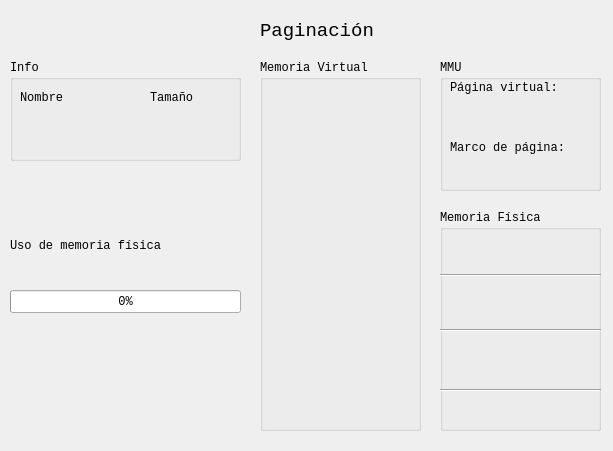
Above: actividad_9/form.ui from NingunaPersona616/Acts-SEM-SO before the change. Below: the same form after it.
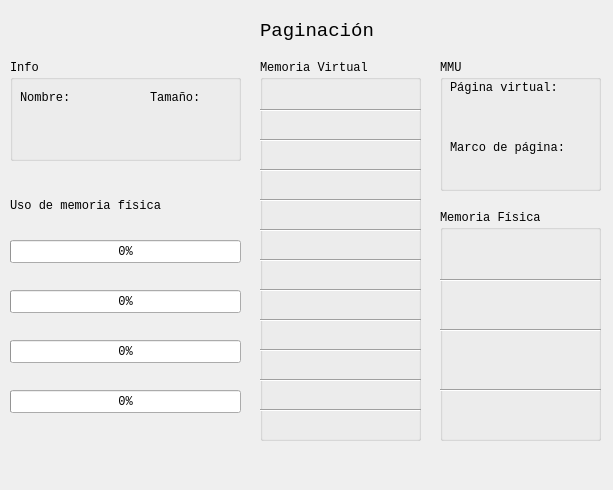
That is the form after the change.

```diff
--- a/actividad_9/form.ui
+++ b/actividad_9/form.ui
@@ -7,7 +7,7 @@
     <x>0</x>
     <y>0</y>
     <width>613</width>
-    <height>451</height>
+    <height>490</height>
    </rect>
   </property>
   <property name="font">
@@ -44,63 +44,27 @@
       <x>440</x>
       <y>210</y>
       <width>161</width>
-      <height>221</height>
+      <height>231</height>
      </rect>
     </property>
     <property name="title">
      <string>Memoria Física</string>
     </property>
-    <widget class="Line" name="line_13">
-     <property name="geometry">
-      <rect>
-       <x>0</x>
-       <y>50</y>
-       <width>161</width>
-       <height>31</height>
-      </rect>
-     </property>
-     <property name="orientation">
-      <enum>Qt::Horizontal</enum>
-     </property>
-    </widget>
-    <widget class="Line" name="line_14">
-     <property name="geometry">
-      <rect>
-       <x>0</x>
-       <y>100</y>
-       <width>161</width>
-       <height>41</height>
-      </rect>
-     </property>
-     <property name="orientation">
-      <enum>Qt::Horizontal</enum>
-     </property>
-    </widget>
-    <widget class="Line" name="line_15">
-     <property name="geometry">
-      <rect>
-       <x>0</x>
-       <y>160</y>
-       <width>161</width>
-       <height>41</height>
-      </rect>
-     </property>
-     <property name="orientation">
-      <enum>Qt::Horizontal</enum>
-     </property>
-    </widget>
     <widget class="QLabel" name="fslot_0">
      <property name="geometry">
       <rect>
        <x>-2</x>
        <y>20</y>
-       <width>161</width>
-       <height>41</height>
+       <width>171</width>
+       <height>51</height>
       </rect>
      </property>
      <property name="text">
       <string/>
      </property>
+     <property name="alignment">
+      <set>Qt::AlignCenter</set>
+     </property>
     </widget>
     <widget class="QLabel" name="fslot_1">
      <property name="geometry">
@@ -114,6 +78,9 @@
      <property name="text">
       <string/>
      </property>
+     <property name="alignment">
+      <set>Qt::AlignCenter</set>
+     </property>
     </widget>
     <widget class="QLabel" name="fslot_2">
      <property name="geometry">
@@ -134,11 +101,53 @@
        <x>0</x>
        <y>180</y>
        <width>161</width>
-       <height>41</height>
+       <height>51</height>
       </rect>
      </property>
      <property name="text">
       <string/>
+     </property>
+     <property name="alignment">
+      <set>Qt::AlignCenter</set>
+     </property>
+    </widget>
+    <widget class="Line" name="line_12">
+     <property name="geometry">
+      <rect>
+       <x>0</x>
+       <y>60</y>
+       <width>161</width>
+       <height>21</height>
+      </rect>
+     </property>
+     <property name="orientation">
+      <enum>Qt::Horizontal</enum>
+     </property>
+    </widget>
+    <widget class="Line" name="line_13">
+     <property name="geometry">
+      <rect>
+       <x>0</x>
+       <y>110</y>
+       <width>161</width>
+       <height>21</height>
+      </rect>
+     </property>
+     <property name="orientation">
+      <enum>Qt::Horizontal</enum>
+     </property>
+    </widget>
+    <widget class="Line" name="line_14">
+     <property name="geometry">
+      <rect>
+       <x>0</x>
+       <y>170</y>
+       <width>161</width>
+       <height>21</height>
+      </rect>
+     </property>
+     <property name="orientation">
+      <enum>Qt::Horizontal</enum>
      </property>
     </widget>
    </widget>
@@ -148,7 +157,7 @@
       <x>260</x>
       <y>60</y>
       <width>161</width>
-      <height>371</height>
+      <height>381</height>
      </rect>
     </property>
     <property name="title">
@@ -158,7 +167,7 @@
      <property name="geometry">
       <rect>
        <x>0</x>
-       <y>10</y>
+       <y>20</y>
        <width>161</width>
        <height>31</height>
       </rect>
@@ -166,12 +175,15 @@
      <property name="text">
       <string/>
      </property>
+     <property name="alignment">
+      <set>Qt::AlignCenter</set>
+     </property>
     </widget>
     <widget class="QLabel" name="slot_1">
      <property name="geometry">
       <rect>
        <x>0</x>
-       <y>39</y>
+       <y>50</y>
        <width>161</width>
        <height>31</height>
       </rect>
@@ -179,12 +191,15 @@
      <property name="text">
       <string/>
      </property>
+     <property name="alignment">
+      <set>Qt::AlignCenter</set>
+     </property>
     </widget>
     <widget class="QLabel" name="slot_2">
      <property name="geometry">
       <rect>
        <x>0</x>
-       <y>70</y>
+       <y>80</y>
        <width>161</width>
        <height>31</height>
       </rect>
@@ -192,12 +207,15 @@
      <property name="text">
       <string/>
      </property>
+     <property name="alignment">
+      <set>Qt::AlignCenter</set>
+     </property>
     </widget>
     <widget class="QLabel" name="slot_3">
      <property name="geometry">
       <rect>
        <x>0</x>
-       <y>100</y>
+       <y>110</y>
        <width>161</width>
        <height>31</height>
       </rect>
@@ -205,12 +223,15 @@
      <property name="text">
       <string/>
      </property>
+     <property name="alignment">
+      <set>Qt::AlignCenter</set>
+     </property>
     </widget>
     <widget class="QLabel" name="slot_4">
      <property name="geometry">
       <rect>
        <x>0</x>
-       <y>130</y>
+       <y>140</y>
        <width>161</width>
        <height>31</height>
       </rect>
@@ -218,12 +239,15 @@
      <property name="text">
       <string/>
      </property>
+     <property name="alignment">
+      <set>Qt::AlignCenter</set>
+     </property>
     </widget>
     <widget class="QLabel" name="slot_5">
      <property name="geometry">
       <rect>
        <x>0</x>
-       <y>160</y>
+       <y>170</y>
        <width>161</width>
        <height>31</height>
       </rect>
@@ -231,12 +255,15 @@
      <property name="text">
       <string/>
      </property>
+     <property name="alignment">
+      <set>Qt::AlignCenter</set>
+     </property>
     </widget>
     <widget class="QLabel" name="slot_6">
      <property name="geometry">
       <rect>
        <x>0</x>
-       <y>190</y>
+       <y>200</y>
        <width>161</width>
        <height>31</height>
       </rect>
@@ -244,12 +271,15 @@
      <property name="text">
       <string/>
      </property>
+     <property name="alignment">
+      <set>Qt::AlignCenter</set>
+     </property>
     </widget>
     <widget class="QLabel" name="slot_7">
      <property name="geometry">
       <rect>
        <x>0</x>
-       <y>220</y>
+       <y>230</y>
        <width>161</width>
        <height>31</height>
       </rect>
@@ -257,12 +287,15 @@
      <property name="text">
       <string/>
      </property>
+     <property name="alignment">
+      <set>Qt::AlignCenter</set>
+     </property>
     </widget>
     <widget class="QLabel" name="slot_8">
      <property name="geometry">
       <rect>
        <x>0</x>
-       <y>250</y>
+       <y>260</y>
        <width>161</width>
        <height>31</height>
       </rect>
@@ -270,12 +303,15 @@
      <property name="text">
       <string/>
      </property>
+     <property name="alignment">
+      <set>Qt::AlignCenter</set>
+     </property>
     </widget>
     <widget class="QLabel" name="slot_9">
      <property name="geometry">
       <rect>
        <x>0</x>
-       <y>280</y>
+       <y>290</y>
        <width>161</width>
        <height>31</height>
       </rect>
@@ -283,12 +319,15 @@
      <property name="text">
       <string/>
      </property>
+     <property name="alignment">
+      <set>Qt::AlignCenter</set>
+     </property>
     </widget>
     <widget class="QLabel" name="slot_10">
      <property name="geometry">
       <rect>
        <x>0</x>
-       <y>310</y>
+       <y>320</y>
        <width>161</width>
        <height>31</height>
       </rect>
@@ -296,18 +335,167 @@
      <property name="text">
       <string/>
      </property>
+     <property name="alignment">
+      <set>Qt::AlignCenter</set>
+     </property>
     </widget>
     <widget class="QLabel" name="slot_11">
      <property name="geometry">
       <rect>
        <x>0</x>
+       <y>350</y>
+       <width>161</width>
+       <height>31</height>
+      </rect>
+     </property>
+     <property name="text">
+      <string/>
+     </property>
+     <property name="alignment">
+      <set>Qt::AlignCenter</set>
+     </property>
+    </widget>
+    <widget class="Line" name="line">
+     <property name="geometry">
+      <rect>
+       <x>0</x>
+       <y>40</y>
+       <width>161</width>
+       <height>21</height>
+      </rect>
+     </property>
+     <property name="orientation">
+      <enum>Qt::Horizontal</enum>
+     </property>
+    </widget>
+    <widget class="Line" name="line_2">
+     <property name="geometry">
+      <rect>
+       <x>0</x>
+       <y>70</y>
+       <width>161</width>
+       <height>21</height>
+      </rect>
+     </property>
+     <property name="orientation">
+      <enum>Qt::Horizontal</enum>
+     </property>
+    </widget>
+    <widget class="Line" name="line_3">
+     <property name="geometry">
+      <rect>
+       <x>0</x>
+       <y>100</y>
+       <width>161</width>
+       <height>21</height>
+      </rect>
+     </property>
+     <property name="orientation">
+      <enum>Qt::Horizontal</enum>
+     </property>
+    </widget>
+    <widget class="Line" name="line_4">
+     <property name="geometry">
+      <rect>
+       <x>0</x>
+       <y>130</y>
+       <width>161</width>
+       <height>21</height>
+      </rect>
+     </property>
+     <property name="orientation">
+      <enum>Qt::Horizontal</enum>
+     </property>
+    </widget>
+    <widget class="Line" name="line_5">
+     <property name="geometry">
+      <rect>
+       <x>0</x>
+       <y>160</y>
+       <width>161</width>
+       <height>21</height>
+      </rect>
+     </property>
+     <property name="orientation">
+      <enum>Qt::Horizontal</enum>
+     </property>
+    </widget>
+    <widget class="Line" name="line_6">
+     <property name="geometry">
+      <rect>
+       <x>0</x>
+       <y>190</y>
+       <width>161</width>
+       <height>21</height>
+      </rect>
+     </property>
+     <property name="orientation">
+      <enum>Qt::Horizontal</enum>
+     </property>
+    </widget>
+    <widget class="Line" name="line_7">
+     <property name="geometry">
+      <rect>
+       <x>0</x>
+       <y>220</y>
+       <width>161</width>
+       <height>21</height>
+      </rect>
+     </property>
+     <property name="orientation">
+      <enum>Qt::Horizontal</enum>
+     </property>
+    </widget>
+    <widget class="Line" name="line_8">
+     <property name="geometry">
+      <rect>
+       <x>0</x>
+       <y>250</y>
+       <width>161</width>
+       <height>21</height>
+      </rect>
+     </property>
+     <property name="orientation">
+      <enum>Qt::Horizontal</enum>
+     </property>
+    </widget>
+    <widget class="Line" name="line_9">
+     <property name="geometry">
+      <rect>
+       <x>0</x>
+       <y>280</y>
+       <width>161</width>
+       <height>21</height>
+      </rect>
+     </property>
+     <property name="orientation">
+      <enum>Qt::Horizontal</enum>
+     </property>
+    </widget>
+    <widget class="Line" name="line_10">
+     <property name="geometry">
+      <rect>
+       <x>0</x>
+       <y>310</y>
+       <width>161</width>
+       <height>21</height>
+      </rect>
+     </property>
+     <property name="orientation">
+      <enum>Qt::Horizontal</enum>
+     </property>
+    </widget>
+    <widget class="Line" name="line_11">
+     <property name="geometry">
+      <rect>
+       <x>0</x>
        <y>340</y>
        <width>161</width>
-       <height>31</height>
+       <height>21</height>
       </rect>
      </property>
-     <property name="text">
-      <string/>
+     <property name="orientation">
+      <enum>Qt::Horizontal</enum>
      </property>
     </widget>
    </widget>
@@ -411,7 +599,7 @@
       </rect>
      </property>
      <property name="text">
-      <string>Nombre</string>
+      <string>Nombre:</string>
      </property>
     </widget>
     <widget class="QLabel" name="label_3">
@@ -424,16 +612,16 @@
       </rect>
      </property>
      <property name="text">
-      <string>Tamaño</string>
+      <string>Tamaño:</string>
      </property>
     </widget>
     <widget class="QLabel" name="name">
      <property name="geometry">
       <rect>
-       <x>10</x>
+       <x>20</x>
        <y>60</y>
        <width>71</width>
-       <height>16</height>
+       <height>21</height>
       </rect>
      </property>
      <property name="text">
@@ -446,7 +634,7 @@
        <x>140</x>
        <y>60</y>
        <width>71</width>
-       <height>16</height>
+       <height>21</height>
       </rect>
      </property>
      <property name="text">
@@ -458,7 +646,7 @@
     <property name="geometry">
      <rect>
       <x>10</x>
-      <y>290</y>
+      <y>240</y>
       <width>231</width>
       <height>23</height>
      </rect>
@@ -471,7 +659,7 @@
     <property name="geometry">
      <rect>
       <x>10</x>
-      <y>230</y>
+      <y>190</y>
       <width>181</width>
       <height>31</height>
      </rect>
@@ -480,6 +668,45 @@
      <string>Uso de memoria física </string>
     </property>
    </widget>
+   <widget class="QProgressBar" name="bar_1">
+    <property name="geometry">
+     <rect>
+      <x>10</x>
+      <y>290</y>
+      <width>231</width>
+      <height>23</height>
+     </rect>
+    </property>
+    <property name="value">
+     <number>0</number>
+    </property>
+   </widget>
+   <widget class="QProgressBar" name="bar_2">
+    <property name="geometry">
+     <rect>
+      <x>10</x>
+      <y>340</y>
+      <width>231</width>
+      <height>23</height>
+     </rect>
+    </property>
+    <property name="value">
+     <number>0</number>
+    </property>
+   </widget>
+   <widget class="QProgressBar" name="bar_3">
+    <property name="geometry">
+     <rect>
+      <x>10</x>
+      <y>390</y>
+      <width>231</width>
+      <height>23</height>
+     </rect>
+    </property>
+    <property name="value">
+     <number>0</number>
+    </property>
+   </widget>
   </widget>
  </widget>
  <resources/>
```
Left out of the diff: 3 changed lines with no effect on the pictures.
